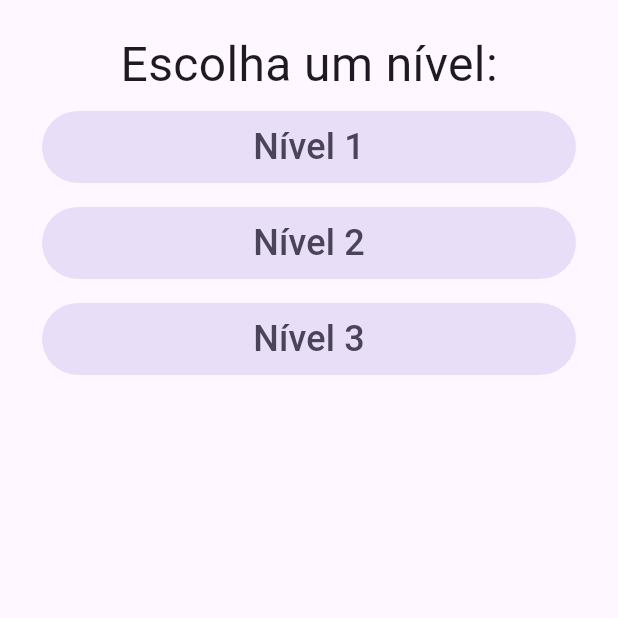
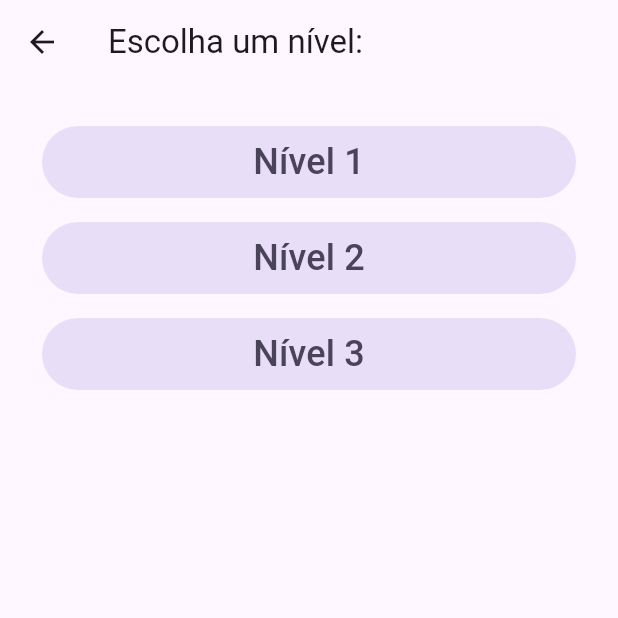
Before and after one commit to RodrigoUchoa001/lightbot-flutter, a Flutter app: the LevelChoiceScreen screen opened directly, on a phone screen of 412 x 824 dp, the top half of it. Run offline on Flutter 3.47's test engine with Material 3 defaults, Android fonts, the light colour scheme and no system bars.

Commit message:
removido widgets desnecessários

```diff
--- a/lib/screens/level_choice_screen.dart
+++ b/lib/screens/level_choice_screen.dart
@@ -12,15 +12,14 @@ class LevelChoiceScreen extends StatelessWidget {
     final provider = Provider.of<GameProvider>(context, listen: false);
 
     return Scaffold(
+      appBar: AppBar(
+        title: const Text(
+          'Escolha um nível:',
+        ),
+      ),
       body: SafeArea(
           minimum: const EdgeInsets.all(20),
-          child: Column(
-            children: [
-              const Text(
-                'Escolha um nível:',
-                style: TextStyle(fontSize: 32),
-              ),
-              ListView.builder(
+          child: ListView.builder(
             shrinkWrap: true,
             itemCount: niveis.length,
             itemBuilder: (context, index) {
@@ -43,8 +42,6 @@ class LevelChoiceScreen extends StatelessWidget {
                 ),
               );
             },
-              )
-            ],
           )),
     );
   }
```
Lines whose indentation alone changed are shown as unchanged.
